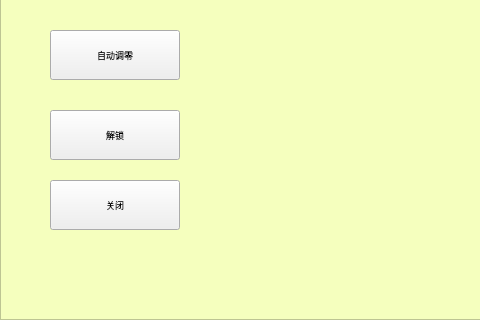
thewayI/tiny4412, file adjust.ui: the form before one commit; both pictures show x 0 to 480 and y 480 to 800 of the 1280 by 800 pixel window.
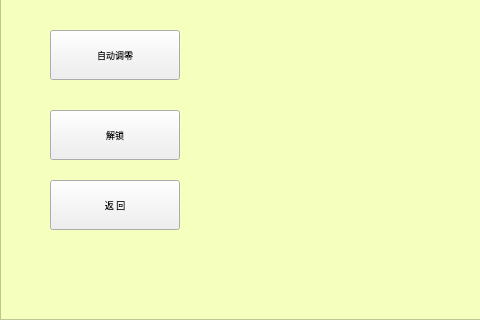
The form after the commit. Icons and pictures are not drawn.

The edit to the form file:
```diff
--- a/adjust.ui
+++ b/adjust.ui
@@ -370,7 +370,7 @@
     </font>
    </property>
    <property name="text">
-    <string>关闭</string>
+    <string>返 回</string>
    </property>
   </widget>
   <widget class="QComboBox" name="cmb_adjust">
```
